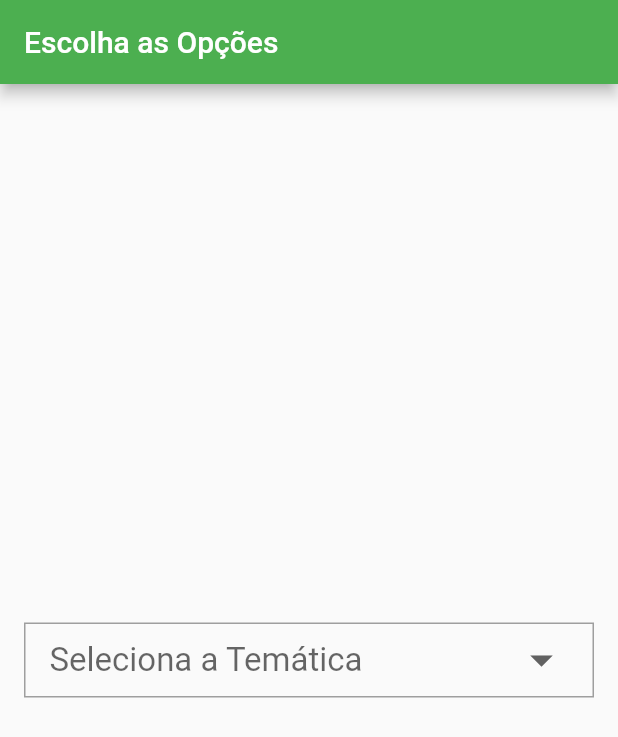
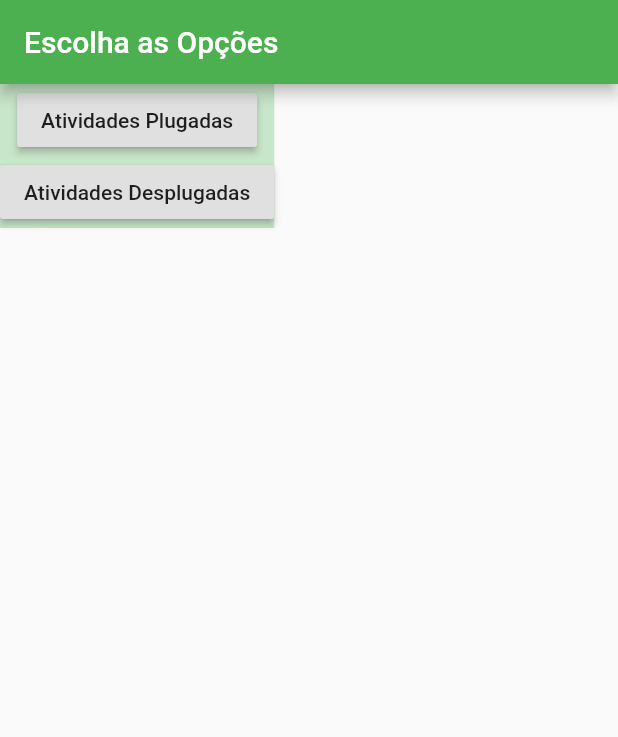
Before and after one commit to iagosinesio/FPA, a Flutter app: the screen it shows after launch, on a phone screen of 412 x 824 dp. Shown: the top 737 px of the screen. Run offline on Flutter 3.47's test engine with Material 2 defaults, Android fonts, the phone set to English and light mode, and no system bars.

Commit message:
Terceira e quarta páginas

```diff
--- a/flutter_application_1/lib/main.dart
+++ b/flutter_application_1/lib/main.dart
@@ -1,5 +1,6 @@
 import 'package:flutter/material.dart';
 import 'first_page.dart';
+import 'fourt_page.dart';
 
 void main() {
   runApp(MyApp());
--- a/flutter_application_1/lib/second_page.dart
+++ b/flutter_application_1/lib/second_page.dart
@@ -1,4 +1,6 @@
 import 'package:flutter/material.dart';
+import 'package:flutter_application_1/fourt_page.dart';
+import 'package:flutter_application_1/third_page.dart';
 
 class SecondPage extends StatefulWidget {
   @override
@@ -6,43 +8,36 @@ class SecondPage extends StatefulWidget {
 }
 
 class _SecondPageState extends State<SecondPage> {
-  String valueChoose;
-  List listItem = ["Atividades Plugadas", "Atividades Desplugadas"];
   @override
   Widget build(BuildContext context) {
     return Scaffold(
-        appBar: AppBar(
-          title: Text("Escolha as Opções"),
+      appBar: AppBar(
+        title: Text("Escolha as Opções"),
+      ),
+      body: Container(
+        decoration: BoxDecoration(color: Colors.green[100]),
+        child: SingleChildScrollView(
+          child: Column(
+            mainAxisAlignment: MainAxisAlignment.end,
+            children: <Widget>[
+              RaisedButton(
+                onPressed: () {
+                  Navigator.of(context).push(
+                      MaterialPageRoute(builder: (context) => ThirdPage()));
+                },
+                child: Text("Atividades Plugadas"),
+              ),
+              RaisedButton(
+                onPressed: () {
+                  Navigator.of(context).push(
+                      MaterialPageRoute(builder: (context) => FourtPage()));
+                },
+                child: Text("Atividades Desplugadas"),
+              ),
+            ],
+          ),
         ),
-        body: Center(
-          child: Padding(
-              padding: const EdgeInsets.all(16.0),
-              child: Container(
-                padding: EdgeInsets.only(left: 16, right: 16),
-                decoration: BoxDecoration(
-                    border: Border.all(color: Colors.grey, width: 1)),
-                child: DropdownButton(
-                  hint: Text("Seleciona a Temática"),
-                  dropdownColor: Colors.white,
-                  icon: Icon(Icons.arrow_drop_down),
-                  iconSize: 36,
-                  isExpanded: true,
-                  underline: SizedBox(),
-                  style: TextStyle(color: Colors.black, fontSize: 22),
-                  value: valueChoose,
-                  onChanged: (newValue) {
-                    setState(() {
-                      valueChoose = newValue;
-                    });
-                  },
-                  items: listItem.map((valueItem) {
-                    return DropdownMenuItem(
-                      value: valueItem,
-                      child: Text(valueItem),
-                    );
-                  }).toList(),
-                ),
-              )),
-        ));
+      ),
+    );
   }
 }
```
Also changed, not shown: flutter_application_1/lib/fourt_page.dart (added, +19 -0 lines), flutter_application_1/lib/third_page.dart (+48 -5 lines).
